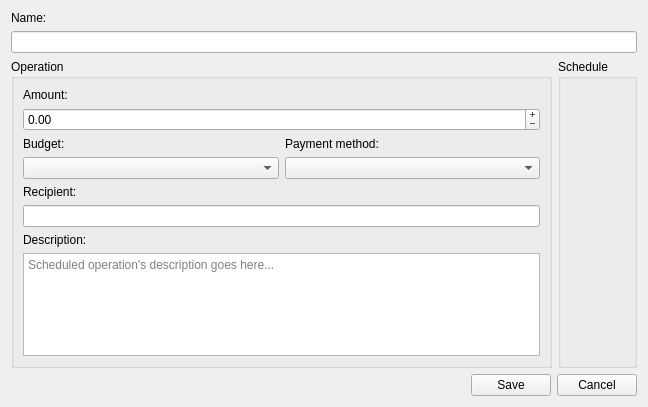
The window that picsou/ui/dialogs/scheduledoperationeditor.ui (koromodako/picsou) describes before a commit, drawn with Qt 5.
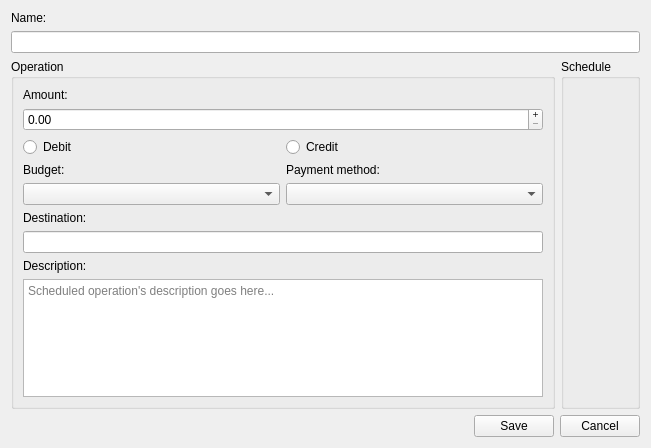
The same window after the commit. Icons and pictures are not drawn.

Diff of the .ui file:
```diff
--- a/picsou/ui/dialogs/scheduledoperationeditor.ui
+++ b/picsou/ui/dialogs/scheduledoperationeditor.ui
@@ -9,8 +9,8 @@
    <rect>
     <x>0</x>
     <y>0</y>
-    <width>648</width>
-    <height>407</height>
+    <width>651</width>
+    <height>448</height>
    </rect>
   </property>
   <property name="sizePolicy">
@@ -63,13 +63,31 @@
            <string/>
           </property>
           <property name="minimum">
-           <double>-1000000000.000000000000000</double>
+           <double>0.000000000000000</double>
           </property>
           <property name="maximum">
            <double>1000000000.000000000000000</double>
           </property>
          </widget>
         </item>
+        <item>
+         <layout class="QHBoxLayout" name="horizontalLayout_3">
+          <item>
+           <widget class="QRadioButton" name="debit_button">
+            <property name="text">
+             <string>Debit</string>
+            </property>
+           </widget>
+          </item>
+          <item>
+           <widget class="QRadioButton" name="credit_button">
+            <property name="text">
+             <string>Credit</string>
+            </property>
+           </widget>
+          </item>
+         </layout>
+        </item>
         <item>
          <layout class="QHBoxLayout" name="horizontalLayout_2">
           <item>
@@ -105,7 +123,7 @@
         <item>
          <widget class="QLabel" name="recipient_label">
           <property name="text">
-           <string>Recipient:</string>
+           <string>Destination:</string>
           </property>
          </widget>
         </item>
```
Left out of the diff: 4 changed lines with no effect on the pictures.
